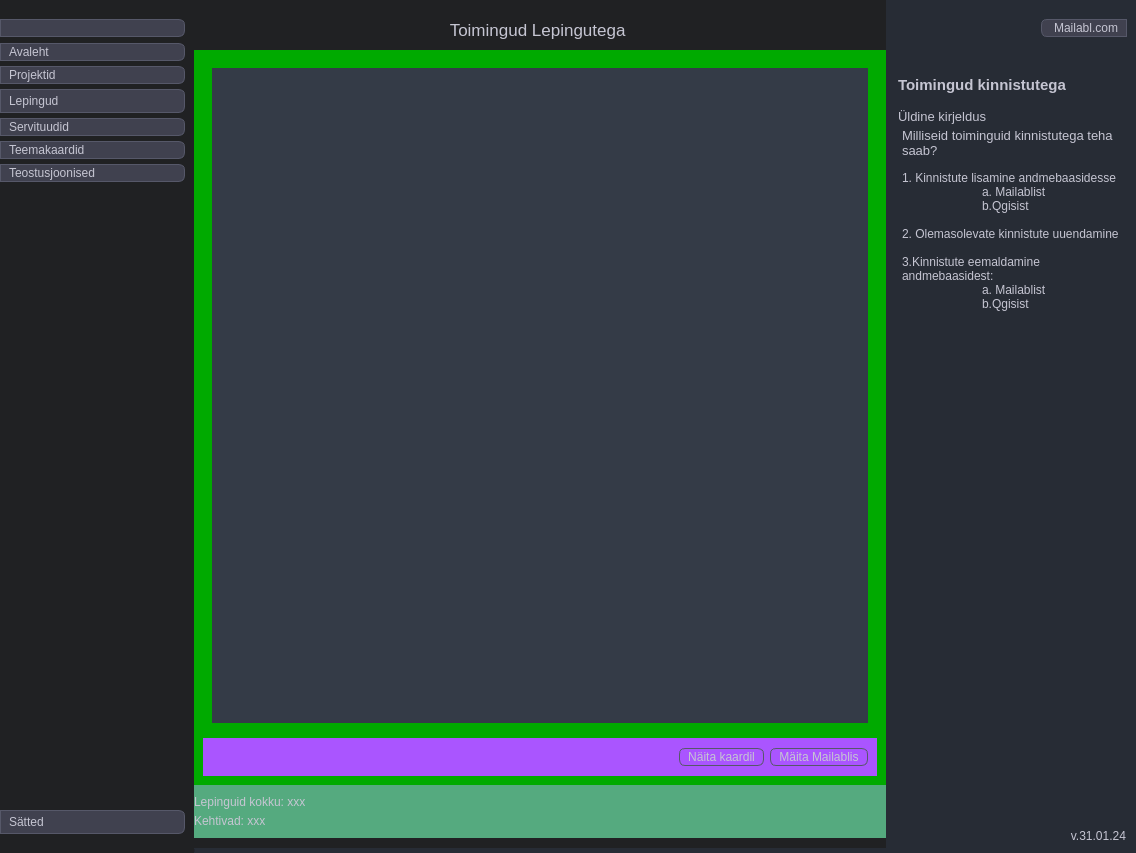
This is mailabl-qgis/Mailabl_dialog_base.ui in TuloliKalver/mailabl-qgis as Qt 5 draws it before an edit. The edited form follows.
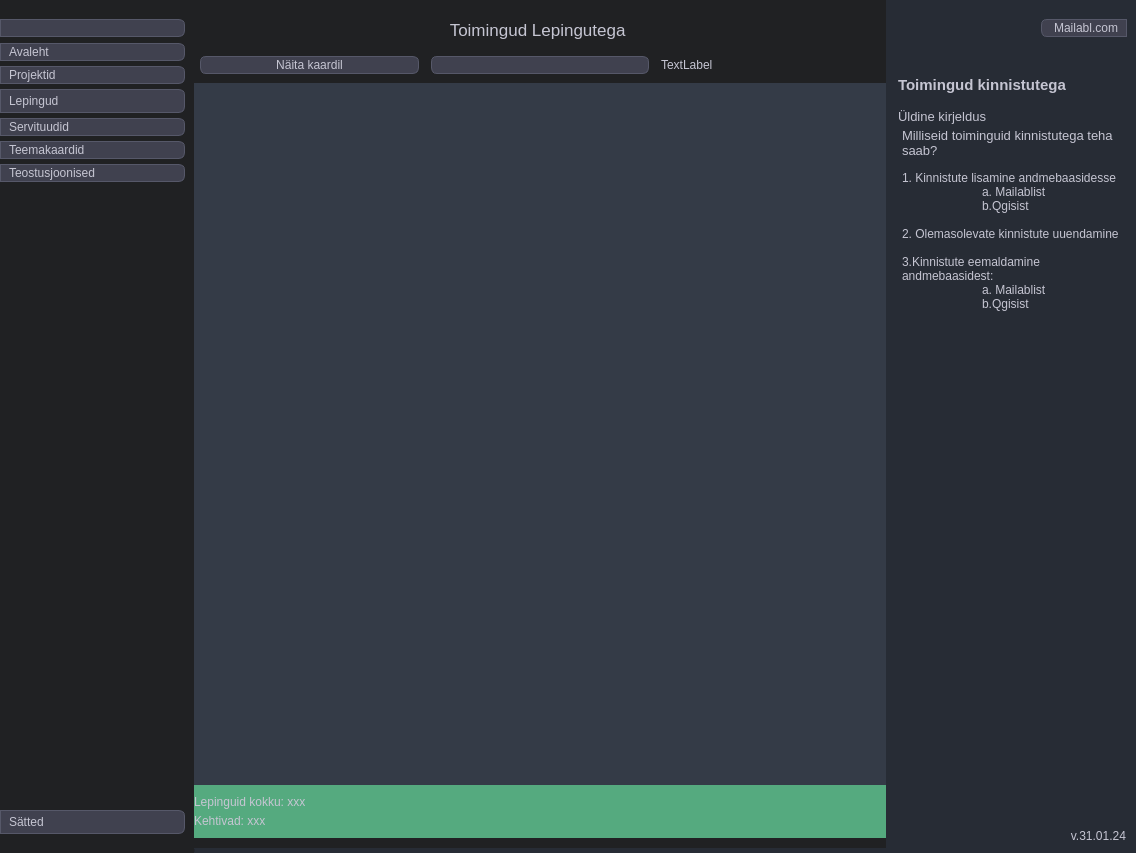
This is the edited form. The open tabs and pages were chosen to show the change. Icons and pictures are not drawn.

Patch:
```diff
--- a/mailabl-qgis/Mailabl_dialog_base.ui
+++ b/mailabl-qgis/Mailabl_dialog_base.ui
@@ -4972,7 +4972,7 @@
              <item>
               <widget class="QFrame" name="ContractMainFrame">
                <property name="styleSheet">
-                <string notr="true">background-color: rgb(0, 170, 0);</string>
+                <string notr="true"/>
                </property>
                <property name="frameShape">
                 <enum>QFrame::StyledPanel</enum>
@@ -4981,6 +4981,73 @@
                 <enum>QFrame::Raised</enum>
                </property>
                <layout class="QVBoxLayout" name="verticalLayout_8">
+                <property name="spacing">
+                 <number>0</number>
+                </property>
+                <property name="leftMargin">
+                 <number>0</number>
+                </property>
+                <property name="topMargin">
+                 <number>0</number>
+                </property>
+                <property name="rightMargin">
+                 <number>0</number>
+                </property>
+                <property name="bottomMargin">
+                 <number>0</number>
+                </property>
+                <item>
+                 <widget class="QFrame" name="Buttons">
+                  <property name="styleSheet">
+                   <string notr="true"/>
+                  </property>
+                  <property name="frameShape">
+                   <enum>QFrame::StyledPanel</enum>
+                  </property>
+                  <property name="frameShadow">
+                   <enum>QFrame::Raised</enum>
+                  </property>
+                  <layout class="QHBoxLayout" name="horizontalLayout_10">
+                   <property name="spacing">
+                    <number>12</number>
+                   </property>
+                   <property name="leftMargin">
+                    <number>6</number>
+                   </property>
+                   <property name="topMargin">
+                    <number>6</number>
+                   </property>
+                   <property name="rightMargin">
+                    <number>6</number>
+                   </property>
+                   <item>
+                    <widget class="QPushButton" name="pbContracts_Connect_properties">
+                     <property name="text">
+                      <string>Näita kaardil</string>
+                     </property>
+                    </widget>
+                   </item>
+                   <item>
+                    <widget class="QPushButton" name="pbRefresh_tblMailabl_contracts">
+                     <property name="text">
+                      <string/>
+                     </property>
+                     <property name="icon">
+                      <iconset>
+                       <normaloff>icons/Icons_hele/refresh-cw.svg</normaloff>icons/Icons_hele/refresh-cw.svg</iconset>
+                     </property>
+                    </widget>
+                   </item>
+                   <item>
+                    <widget class="QLabel" name="label_5">
+                     <property name="text">
+                      <string>TextLabel</string>
+                     </property>
+                    </widget>
+                   </item>
+                  </layout>
+                 </widget>
+                </item>
                 <item>
                  <widget class="QFrame" name="ContractInfoFrame">
                   <property name="frameShape">
@@ -4990,6 +5057,21 @@
                    <enum>QFrame::Raised</enum>
                   </property>
                   <layout class="QVBoxLayout" name="verticalLayout">
+                   <property name="spacing">
+                    <number>0</number>
+                   </property>
+                   <property name="leftMargin">
+                    <number>0</number>
+                   </property>
+                   <property name="topMargin">
+                    <number>0</number>
+                   </property>
+                   <property name="rightMargin">
+                    <number>0</number>
+                   </property>
+                   <property name="bottomMargin">
+                    <number>0</number>
+                   </property>
                    <item>
                     <widget class="QTableView" name="ContractView">
                      <property name="styleSheet">
@@ -5000,48 +5082,6 @@
                   </layout>
                  </widget>
                 </item>
-                <item>
-                 <widget class="QFrame" name="Buttons">
-                  <property name="styleSheet">
-                   <string notr="true">background-color: rgb(170, 85, 255);</string>
-                  </property>
-                  <property name="frameShape">
-                   <enum>QFrame::StyledPanel</enum>
-                  </property>
-                  <property name="frameShadow">
-                   <enum>QFrame::Raised</enum>
-                  </property>
-                  <layout class="QHBoxLayout" name="horizontalLayout_10">
-                   <item>
-                    <spacer name="horizontalSpacer">
-                     <property name="orientation">
-                      <enum>Qt::Horizontal</enum>
-                     </property>
-                     <property name="sizeHint" stdset="0">
-                      <size>
-                       <width>380</width>
-                       <height>20</height>
-                      </size>
-                     </property>
-                    </spacer>
-                   </item>
-                   <item>
-                    <widget class="QPushButton" name="pushButton_2">
-                     <property name="text">
-                      <string>Näita kaardil</string>
-                     </property>
-                    </widget>
-                   </item>
-                   <item>
-                    <widget class="QPushButton" name="pushButton">
-                     <property name="text">
-                      <string>Mäita Mailablis</string>
-                     </property>
-                    </widget>
-                   </item>
-                  </layout>
-                 </widget>
-                </item>
                </layout>
               </widget>
              </item>
```
Left out of the diff: 2 changed lines with no effect on the pictures.
